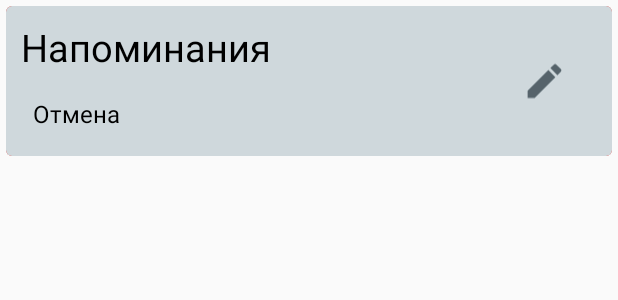
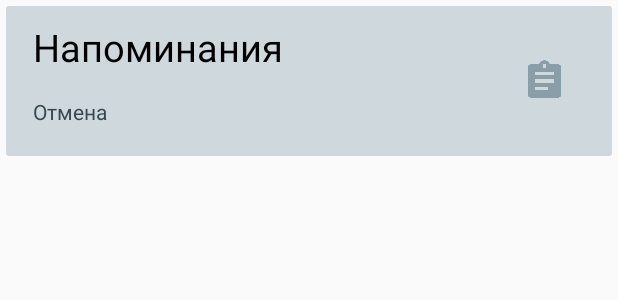
Before and after one commit to resmiter/reminder, an Android app: the layout items_actual.xml on its own in the app's theme, with its tools: preview values and no code run, on a phone screen of 412 x 824 dp. Shown: the top 300 px of the screen. Run offline under Robolectric (Android 15) with nearby library versions, the phone set to English and light mode, and no system bars.

Commit message:
refactor: improve code, add double swipe, add edit remind

```diff
--- a/app/build.gradle
+++ b/app/build.gradle
@@ -23,6 +23,7 @@ dependencies {
     implementation fileTree(dir: 'libs', include: ['*.jar'])
     implementation 'androidx.appcompat:appcompat:1.0.2'
 //    implementation 'com.android.support:recyclerview-v7:26.1.0'
+    implementation 'it.xabaras.android:recyclerview-swipedecorator:1.2.1'
     implementation 'com.squareup.retrofit2:converter-gson:2.3.0'
     implementation 'androidx.legacy:legacy-support-v4:1.0.0'
     implementation 'com.google.android.material:material:1.0.0'
--- a/app/src/main/java/com/example/reminder/adapters/ItemAdapter.java
+++ b/app/src/main/java/com/example/reminder/adapters/ItemAdapter.java
@@ -93,12 +93,13 @@ public class ItemAdapter extends RecyclerView.Adapter<ItemAdapter.ItemViewHolder
         swapCursor(getAllItems());
     }
 
-    public void restoreItem(Calendar c, String name, String time, String timeStamp) {
+    public void restoreItem(Calendar c, String name, String time, String timeStamp, long id) {
         ContentValues cv = new ContentValues();
         cv.put(ReminderItems.ItemEntry.COLUMN_NAME, name);
         cv.put(ReminderItems.ItemEntry.COLUMN_TIME, time);
         cv.put(ReminderItems.ItemEntry.COLUMN_TIMESTAMP, timeStamp);
         cv.put(ReminderItems.ItemEntry.COLUMN_TIME_NOTIFICATION, c.getTime().getTime());
+        cv.put(ReminderItems.ItemEntry._ID, id);
 
         mDatabase.insert(ReminderItems.ItemEntry.TABLE_NAME, null, cv);
         swapCursor(getAllItems());
@@ -108,7 +109,6 @@ public class ItemAdapter extends RecyclerView.Adapter<ItemAdapter.ItemViewHolder
 
         public TextView nameItem;
         public TextView timeItem;
-        public RelativeLayout viewBackground;
         public RelativeLayout viewForeground;
         public String timeStamp;
         public long id;
@@ -118,7 +118,6 @@ public class ItemAdapter extends RecyclerView.Adapter<ItemAdapter.ItemViewHolder
             super(itemView);
             nameItem = itemView.findViewById(R.id.nameItemActual);
             timeItem = itemView.findViewById(R.id.timeItemActual);
-            viewBackground = itemView.findViewById(R.id.view_background);
             viewForeground = itemView.findViewById(R.id.view_foreground);
         }
     }
--- a/app/src/main/java/com/example/reminder/dialogs/TextDialog.java
+++ b/app/src/main/java/com/example/reminder/dialogs/TextDialog.java
@@ -8,6 +8,7 @@ import android.content.DialogInterface;
 import android.content.DialogInterface.OnClickListener;
 import android.os.Bundle;
 import android.os.Handler;
+import android.text.InputFilter;
 import android.text.InputType;
 import android.view.inputmethod.InputMethodManager;
 import android.widget.EditText;
@@ -28,9 +29,12 @@ public class TextDialog extends DialogFragment implements OnClickListener {
         alert.setPositiveButton(R.string.next, this);
         alert.setNegativeButton(R.string.cancel, this);
         input = new EditText(getActivity());
+        input.setText(reminder.getText());
         alert.setView(input);
         input.setInputType(InputType.TYPE_CLASS_TEXT | InputType.TYPE_TEXT_FLAG_CAP_SENTENCES);
-        input.requestFocus();
+        InputFilter[] FilterArray = new InputFilter[1];
+        FilterArray[0] = new InputFilter.LengthFilter(20);
+        input.setFilters(FilterArray);
         //открывает клавиатуру, при открытии клавиатуры
         imm = (InputMethodManager) getActivity().getSystemService(Context.INPUT_METHOD_SERVICE);
         input.postDelayed(new Runnable()
--- a/app/src/main/java/com/example/reminder/dialogs/TimeDialog.java
+++ b/app/src/main/java/com/example/reminder/dialogs/TimeDialog.java
@@ -24,6 +24,7 @@ public class TimeDialog extends DialogFragment {
     public TimeDialog(Handler arg_h, Reminder reminder){
         this.h = arg_h;
         this.reminder = reminder;
+        currentDate.setTime(reminder.getDate().getTime());
     }
 
     private TimePickerDialog.OnTimeSetListener callback = new TimePickerDialog.OnTimeSetListener() {
--- a/app/src/main/java/com/example/reminder/notificationHelper/AlarmReceiver.java
+++ b/app/src/main/java/com/example/reminder/notificationHelper/AlarmReceiver.java
@@ -13,8 +13,7 @@ public class AlarmReceiver extends BroadcastReceiver {
     public void onReceive(Context context, Intent intent) {
         NotificationHelper notificationHelper = new NotificationHelper(context);
         NotificationCompat.Builder nb = notificationHelper.getChannelNotification();
-        nb.setContentTitle(intent.getStringExtra("reminder"));
+        nb.setContentTitle(intent.getStringExtra("reminder")).setAutoCancel(true);
         notificationHelper.getManager().notify(1, nb.build());
-
     }
 }
--- a/app/src/main/java/com/example/reminder/touchHelper/RecyclerItemTouchHelperListener.java
+++ b/app/src/main/java/com/example/reminder/touchHelper/RecyclerItemTouchHelperListener.java
@@ -2,6 +2,7 @@ package com.example.reminder.touchHelper;
 
 import androidx.recyclerview.widget.RecyclerView;
 
+
 public interface RecyclerItemTouchHelperListener {
     void onSwipe (RecyclerView.ViewHolder viewHolder, int direction, int position);
 }
--- a/app/src/main/res/drawable/card_bg.xml
+++ b/app/src/main/res/drawable/card_bg.xml
@@ -2,6 +2,6 @@
 <shape xmlns:android="http://schemas.android.com/apk/res/android">
     <solid android:color="@color/colorItem" />
 
-    <corners android:radius="4dp" />
+    <corners android:radius="2dp" />
 
 </shape>
--- a/app/src/main/res/layout/items_actual.xml
+++ b/app/src/main/res/layout/items_actual.xml
@@ -1,27 +1,11 @@
 <?xml version="1.0" encoding="utf-8"?>
 <FrameLayout xmlns:android="http://schemas.android.com/apk/res/android"
     xmlns:app="http://schemas.android.com/apk/res-auto"
-    android:orientation="vertical"
     android:layout_width="match_parent"
     android:layout_height="wrap_content"
     android:layout_margin="4dp"
-    >
+    android:orientation="vertical">
 
-    <RelativeLayout
-        android:id="@+id/view_background"
-        android:layout_width="match_parent"
-        android:layout_height="100dp"
-        android:background="@drawable/delete_bg"
-        >
-
-        <ImageView
-            android:id="@+id/delete_icon"
-            android:layout_width="30dp"
-            android:layout_height="30dp"
-            android:layout_alignParentRight="true"
-            android:layout_centerVertical="true"
-            android:layout_marginRight="10dp"
-            android:src="@drawable/delite" />
 
     <RelativeLayout
         android:id="@+id/view_foreground"
@@ -37,12 +21,14 @@
             android:layout_alignParentRight="true"
             android:layout_centerVertical="true"
             android:layout_marginRight="20dp"
-                android:src="@drawable/pen" />
+            android:src="@drawable/task" />
 
         <TextView
             android:id="@+id/nameItemActual"
             android:layout_width="wrap_content"
             android:layout_height="wrap_content"
+            android:layout_alignParentStart="true"
+            android:layout_marginStart="8dp"
             android:text="@string/app_name"
             android:textColor="#000000"
             android:textSize="25sp"
@@ -58,12 +44,11 @@
             android:layout_marginStart="8dp"
             android:layout_marginTop="16dp"
             android:text="@string/cancel"
-                android:textColor="#000000"
-                android:textSize="16sp"
+            android:textColor="@color/colorPrimaryDark"
+            android:textSize="14sp"
             app:layout_constraintStart_toStartOf="parent"
             app:layout_constraintTop_toBottomOf="@+id/nameItemActual" />
     </RelativeLayout>
 
-    </RelativeLayout>
 
 </FrameLayout>
--- a/app/src/main/res/values/colors.xml
+++ b/app/src/main/res/values/colors.xml
@@ -5,6 +5,7 @@
     <color name="colorPrimary">#78909C</color>
     <color name="colorPrimaryDark">#37474F</color>
     <color name="colorAccent">#263238</color>
-    <color name="materialRed">#EA3732</color>
+    <color name="materialRed">#E44336</color>
+    <color name="materialYellow">#FFD740</color>
     <color name="colorItem">#CFD8DC</color>
 </resources>
```
Also changed, not shown: app/src/main/java/com/example/reminder/MainActivity.java (+49 -16 lines), app/src/main/java/com/example/reminder/dialogs/DateDialog.java (+7 -5 lines), app/src/main/java/com/example/reminder/notificationHelper/NotificationHelper.java (+6 -6 lines), app/src/main/java/com/example/reminder/struct/Reminder.java (+49 -1 lines), app/src/main/java/com/example/reminder/touchHelper/RecyclerItemTouchHelper.java (+17 -27 lines), app/src/main/res/drawable-anydpi/arrow_back.xml (added, +11 -0 lines), app/src/main/res/drawable-hdpi/arrow_back.png (added), app/src/main/res/drawable-mdpi/arrow_back.png (added), app/src/main/res/drawable-xhdpi/arrow_back.png (added), app/src/main/res/drawable-xxhdpi/arrow_back.png (added). Lines whose indentation alone changed are shown as unchanged.
